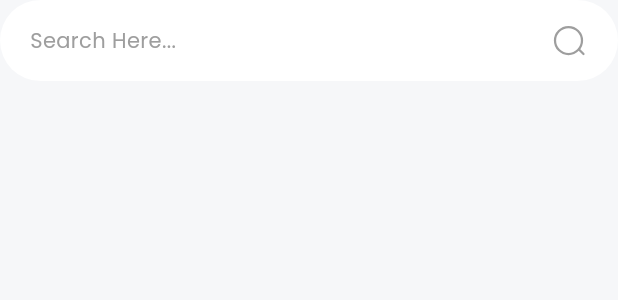
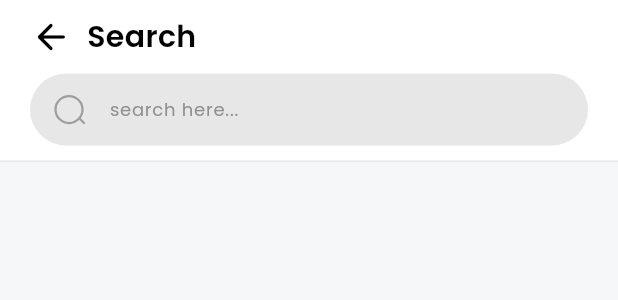
Before and after one commit to zakoraa/homebhase, a Flutter app: the HomeSearchBar widget shown alone on an empty page, opened directly, after a tap on "Search Here...", on a phone screen of 412 x 824 dp. Shown: the top 300 px of the screen. Run offline on Flutter 3.47's test engine with Material 3 defaults, Android fonts, the phone set to English and light mode, and no system bars; our stand-ins replace animate_do, carousel_slider, flutter_blurhash, flutter_svg, get, visibility_detector.

Commit message:
add search page

```diff
--- a/lib/bindings/home_binding.dart
+++ b/lib/bindings/home_binding.dart
@@ -4,6 +4,6 @@ import 'package:homebhase/controllers/home_controller.dart';
 class HomeBinding implements Bindings {
   @override
   void dependencies() {
-    Get.lazyPut<HomeController>(() => HomeController(), fenix: true);
+    Get.put(HomeController(), permanent: true);
   }
 }
--- /dev/null
+++ b/lib/bindings/search_binding.dart
@@ -0,0 +1,9 @@
+import 'package:get/get.dart';
+import 'package:homebhase/controllers/search_controller.dart';
+
+class SearchBinding implements Bindings {
+  @override
+  void dependencies() {
+    Get.lazyPut<SearchViewController>(() => SearchViewController());
+  }
+}
--- /dev/null
+++ b/lib/controllers/search_controller.dart
@@ -0,0 +1,29 @@
+import 'package:flutter/material.dart';
+import 'package:get/get.dart';
+import 'package:homebhase/data/house.dart';
+import 'package:homebhase/models/house.dart';
+
+class SearchViewController extends GetxController {
+  late final TextEditingController searchText;
+  List<House> listSearchResult = [];
+  RxBool isEmptyText = true.obs;
+
+  @override
+  void onInit() {
+    searchText = TextEditingController();
+    super.onInit();
+  }
+
+  @override
+  void onClose() {
+    searchText.dispose();
+    super.onClose();
+  }
+
+  void _onSearch(String text) {
+    listSearchResult = houseList
+        .where((element) =>
+            element.name.toLowerCase().contains(text.toLowerCase()))
+        .toList();
+  }
+}
--- a/lib/main.dart
+++ b/lib/main.dart
@@ -1,5 +1,6 @@
 import 'package:flutter/material.dart';
 import 'package:get/get.dart';
+import 'package:homebhase/bindings/home_binding.dart';
 import 'package:homebhase/views/first.dart';
 
 import 'routes/route.dart';
--- a/lib/routes/route.dart
+++ b/lib/routes/route.dart
@@ -1,7 +1,9 @@
 import 'package:get/get.dart';
 import 'package:homebhase/bindings/detail_house_binding.dart';
 import 'package:homebhase/bindings/home_binding.dart';
+import 'package:homebhase/bindings/search_binding.dart';
 import 'package:homebhase/views/detail_house.dart';
+import 'package:homebhase/views/search.dart';
 
 import '../views/first.dart';
 import '../views/home.dart';
@@ -23,5 +25,10 @@ class AppPage {
         page: () => const DetailHouseView(),
         binding: DetailHouseBinding(),
         transition: Transition.rightToLeftWithFade),
+    GetPage(
+        name: RouteName.search,
+        page: () => const SearchView(),
+        binding: SearchBinding(),
+        transition: Transition.downToUp),
   ];
 }
--- a/lib/routes/route_name.dart
+++ b/lib/routes/route_name.dart
@@ -4,4 +4,5 @@ abstract class RouteName {
    static const first = "/first";
    static const home = "/home";
    static const detailHouse = "/detail-house";
+   static const search = "/search";
 }
--- a/lib/themes/app_theme.dart
+++ b/lib/themes/app_theme.dart
@@ -30,13 +30,10 @@ class AppTheme {
       highlightColor: splashColor,
       splashColor: splashColor,
       textSelectionTheme: const TextSelectionThemeData(
-          cursorColor: primaryColor,
+          cursorColor: Colors.black,
           selectionColor: Colors.grey,
-          selectionHandleColor: primaryColor),
+          selectionHandleColor: Colors.black),
       inputDecorationTheme: InputDecorationTheme(
-          counterStyle: text10,
-          helperStyle: text10.copyWith(
-              color: Colors.red, overflow: TextOverflow.visible),
           contentPadding:
               const EdgeInsets.symmetric(horizontal: 15, vertical: 10),
           enabledBorder: OutlineInputBorder(
@@ -45,6 +42,6 @@ class AppTheme {
           focusedBorder: OutlineInputBorder(
               borderRadius: BorderRadius.circular(10),
               borderSide: const BorderSide(width: 1, color: primaryColor)),
-          hintStyle: text14.copyWith(
+          hintStyle: text12.copyWith(
               color: const Color.fromARGB(255, 144, 143, 143))));
 }
--- /dev/null
+++ b/lib/views/search.dart
@@ -0,0 +1,138 @@
+import 'package:flutter/material.dart';
+import 'package:flutter_svg/flutter_svg.dart';
+import 'package:get/get.dart';
+import 'package:homebhase/controllers/search_controller.dart';
+
+import '../themes/app_color.dart';
+import '../themes/app_font.dart';
+
+class SearchView extends StatelessWidget {
+  const SearchView({super.key});
+
+  @override
+  Widget build(BuildContext context) {
+    final controller = Get.find<SearchViewController>();
+    return Scaffold(
+      body: SizedBox(
+          height: Get.height,
+          width: Get.width,
+          child: GetBuilder<SearchViewController>(
+            builder: (_) => Stack(children: [
+              const SingleChildScrollView(
+                child: Padding(
+                  padding: EdgeInsets.symmetric(horizontal: 20),
+                  child: Column(
+                    crossAxisAlignment: CrossAxisAlignment.start,
+                    children: [
+                      SizedBox(
+                        height: 100,
+                      ),
+                    ],
+                  ),
+                ),
+              ),
+              Positioned(
+                top: 0,
+                child: Container(
+                  color: Colors.white,
+                  width: Get.width,
+                  child: SafeArea(
+                    child: Column(
+                      mainAxisAlignment: MainAxisAlignment.spaceBetween,
+                      children: [
+                        Padding(
+                          padding: const EdgeInsets.symmetric(
+                              horizontal: 20, vertical: 10),
+                          child: Column(
+                            children: [
+                              Row(
+                                children: [
+                                  GestureDetector(
+                                    onTap: () => Get.back(),
+                                    child: const Icon(
+                                      Icons.arrow_back_rounded,
+                                      size: 28,
+                                      color: Colors.black,
+                                    ),
+                                  ),
+                                  const SizedBox(
+                                    width: 10,
+                                  ),
+                                  Text(
+                                    "Search",
+                                    style: text20,
+                                  ),
+                                ],
+                              ),
+                              const SizedBox(
+                                height: 10,
+                              ),
+                              TextField(
+                                style: text13,
+                                controller: controller.searchText,
+                                onChanged: (text) {
+                                  if (text.isNotEmpty) {
+                                    controller.isEmptyText.value = false;
+                                  }
+                                  controller.update();
+                                },
+                                decoration: InputDecoration(
+                                    filled: true,
+                                    fillColor: bgSearch,
+                                    enabledBorder: OutlineInputBorder(
+                                        borderRadius: BorderRadius.circular(30),
+                                        borderSide: BorderSide.none),
+                                    focusedBorder: OutlineInputBorder(
+                                        borderRadius: BorderRadius.circular(30),
+                                        borderSide: BorderSide.none),
+                                    prefixIconConstraints: const BoxConstraints(
+                                      maxHeight: 50,
+                                      maxWidth: 50,
+                                    ),
+                                    prefixIcon: Padding(
+                                      padding: const EdgeInsets.only(
+                                          left: 15.0, right: 10),
+                                      child: SvgPicture.asset(
+                                          "assets/search.svg",
+                                          colorFilter: const ColorFilter.mode(
+                                              Colors.grey, BlendMode.srcIn),
+                                          semanticsLabel: 'Search'),
+                                    ),
+                                    hintText: "search here...",
+                                    suffixIcon: controller.isEmptyText.value
+                                        ? const SizedBox()
+                                        : GestureDetector(
+                                            onTap: () {
+                                              controller.searchText.clear();
+                                              controller.isEmptyText.value =
+                                                  true;
+                                              controller.update();
+                                            },
+                                            child: const Padding(
+                                              padding:
+                                                  EdgeInsets.only(right: 5.0),
+                                              child: Icon(
+                                                Icons.close_rounded,
+                                                size: 25,
+                                              ),
+                                            ),
+                                          )),
+                              ),
+                            ],
+                          ),
+                        ),
+                        Container(
+                          width: Get.width,
+                          height: 1,
+                          color: bgSearch,
+                        ),
+                      ],
+                    ),
+                  ),
+                ),
+              ),
+            ]),
+          )),
+    );
+  }
+}
--- a/lib/widgets/home/search_bar.dart
+++ b/lib/widgets/home/search_bar.dart
@@ -1,6 +1,7 @@
 import 'package:flutter/material.dart';
 import 'package:flutter_svg/flutter_svg.dart';
 import 'package:get/get.dart';
+import 'package:homebhase/routes/route_name.dart';
 
 import '../../themes/app_font.dart';
 
@@ -14,7 +15,7 @@ class HomeSearchBar extends StatelessWidget {
       clipBehavior: Clip.hardEdge,
       color: Colors.white,
       child: InkWell(
-        onTap: () {},
+        onTap: () => Get.toNamed(RouteName.search),
         child: Container(
           width: Get.width,
           padding: const EdgeInsets.symmetric(horizontal: 20, vertical: 15),
```
